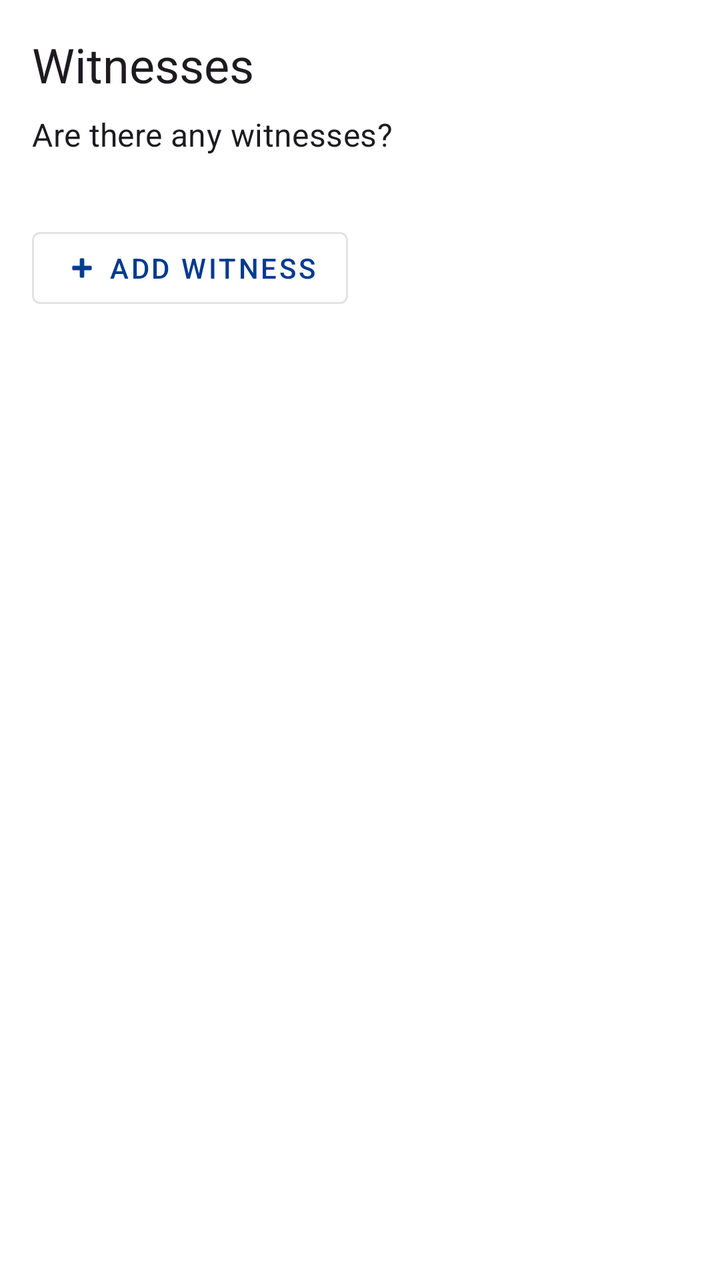
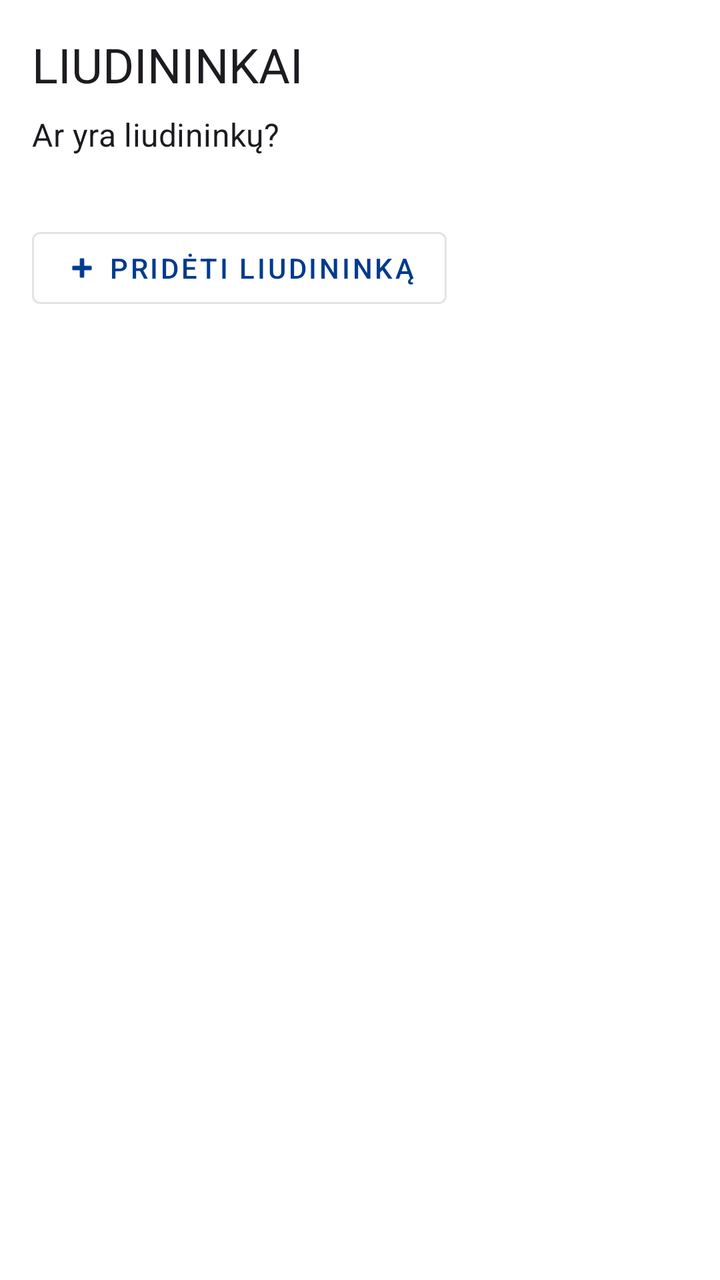

Two renders of the same Android screen: before a commit and after it. Below are the layout's source before the change and the commit's diff.
<!-- AndroidManifest.xml: application theme Theme.AccidentReportingApp -->
<!-- res/layout/step_witnesses.xml -->
<?xml version="1.0" encoding="utf-8"?>
<ScrollView xmlns:android="http://schemas.android.com/apk/res/android"
    xmlns:app="http://schemas.android.com/apk/res-auto"
    android:layout_width="match_parent"
    android:layout_height="match_parent"
    android:fillViewport="true">

    <LinearLayout
        android:layout_width="match_parent"
        android:layout_height="wrap_content"
        android:orientation="vertical"
        android:padding="16dp">

        <TextView
            android:layout_width="match_parent"
            android:layout_height="wrap_content"
            android:text="Witnesses"
            android:textAppearance="?attr/textAppearanceHeadline5"
            android:layout_marginBottom="8dp" />

        <TextView
            android:layout_width="match_parent"
            android:layout_height="wrap_content"
            android:text="Are there any witnesses?"
            android:textAppearance="?attr/textAppearanceSubtitle1"
            android:layout_marginBottom="16dp" />

        <LinearLayout
            android:id="@+id/witnesses_container"
            android:layout_width="match_parent"
            android:layout_height="wrap_content"
            android:orientation="vertical" />

        <com.google.android.material.button.MaterialButton
            android:id="@+id/btn_add_witness"
            style="@style/Widget.MaterialComponents.Button.OutlinedButton"
            android:layout_width="wrap_content"
            android:layout_height="wrap_content"
            android:layout_marginTop="16dp"
            android:text="Add witness"
            app:icon="@android:drawable/ic_input_add" />

    </LinearLayout>
</ScrollView>
<!-- resources referenced by this layout -->
<resources>
  <style name="Theme.AccidentReportingApp" parent="Base.Theme.AccidentReportingApp" />
  <style name="Base.Theme.AccidentReportingApp" parent="Theme.Material3.DayNight.NoActionBar">
          
          <item name="colorPrimary">@color/primary</item>
          <item name="colorOnPrimary">@color/white</item>
          <item name="colorPrimaryContainer">@color/primary_container</item>
  
          
          <item name="android:windowBackground">@color/white</item>
      </style>
  <color name="primary">#003B8E</color>
  <color name="white">#FFFFFFFF</color>
  <color name="primary_container">#F0D3F7</color>
</resources>

<!-- the commit's change to res/layout/step_witnesses.xml (unified diff, before → after) -->
@@ -14,14 +14,14 @@
         <TextView
             android:layout_width="match_parent"
             android:layout_height="wrap_content"
-            android:text="Witnesses"
+            android:text="@string/summary_witnesses"
             android:textAppearance="?attr/textAppearanceHeadline5"
             android:layout_marginBottom="8dp" />
 
         <TextView
             android:layout_width="match_parent"
             android:layout_height="wrap_content"
-            android:text="Are there any witnesses?"
+            android:text="@string/label_any_witnesses"
             android:textAppearance="?attr/textAppearanceSubtitle1"
             android:layout_marginBottom="16dp" />
 
@@ -37,7 +37,7 @@
             android:layout_width="wrap_content"
             android:layout_height="wrap_content"
             android:layout_marginTop="16dp"
-            android:text="Add witness"
+            android:text="@string/btn_add_witness"
             app:icon="@android:drawable/ic_input_add" />
 
     </LinearLayout>
<!-- resource entries referenced after the edit -->
@@ -1,5 +1,8 @@
 <!-- resources referenced by this layout -->
 <resources>
+  <string name="btn_add_witness">Pridėti liudininką</string>
+  <string name="label_any_witnesses">Ar yra liudininkų?</string>
+  <string name="summary_witnesses">LIUDININKAI</string>
   <style name="Theme.AccidentReportingApp" parent="Base.Theme.AccidentReportingApp" />
   <style name="Base.Theme.AccidentReportingApp" parent="Theme.Material3.DayNight.NoActionBar">
           
